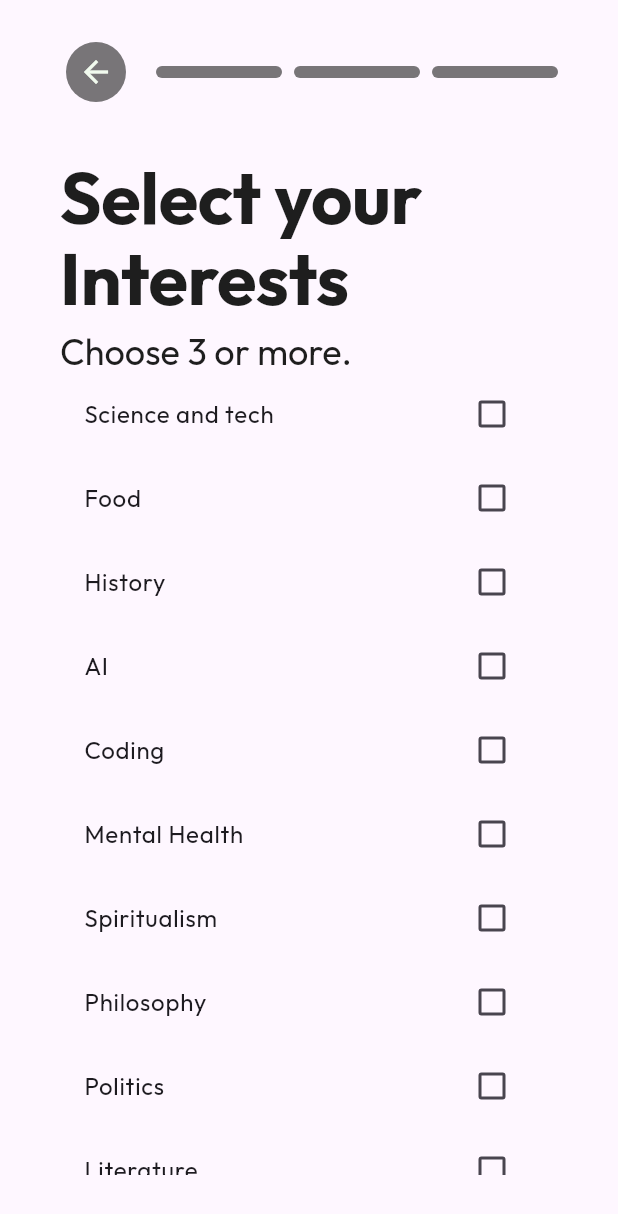
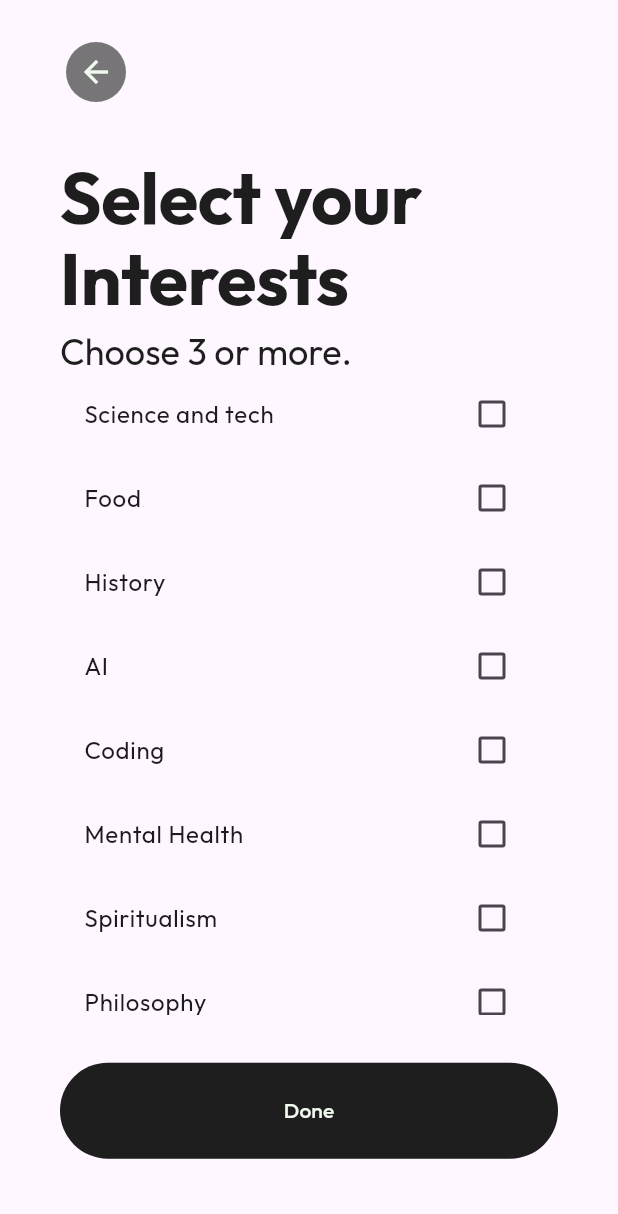
Before and after one commit to TooDEVotional/WhiteSpace, a Flutter app: the screen it shows after launch, on a phone screen of 412 x 824 dp. Shown: the top 1214 px of the screen. Run offline on Flutter 3.47's test engine with Material 3 defaults, Android fonts, the phone set to English and light mode, and no system bars; our stand-ins replace dio, flutter_svg, gap, google_fonts, image_picker.

Commit message:
Update interests screen layout and button styling

```diff
--- a/lib/pages/login_screens/interests_screen.dart
+++ b/lib/pages/login_screens/interests_screen.dart
@@ -28,9 +28,9 @@ class _InterestScreenState extends State<InterestScreen> {
         children: [
           // Gap(16),
           Row(
-            mainAxisAlignment: MainAxisAlignment.center,
+            mainAxisAlignment: MainAxisAlignment.start,
             children: [
-              //Gap(16),
+              Gap(16),
               IconButton.filled(
                   onPressed: null,
                   icon: Icon(
@@ -42,32 +42,6 @@ class _InterestScreenState extends State<InterestScreen> {
                           Color(0xFF1E1E1E).withOpacity(0.6)),
                       shape: MaterialStateProperty.all(CircleBorder()))),
               Gap(16),
-              Container(
-                height: 8,
-                width: 84,
-                decoration: BoxDecoration(
-                  color: Color(0xFF1E1E1E).withOpacity(0.6),
-                  borderRadius: BorderRadius.circular(10),
-                ),
-              ),
-              Gap(8),
-              Container(
-                height: 8,
-                width: 84,
-                decoration: BoxDecoration(
-                  color: Color(0xFF1E1E1E).withOpacity(0.6),
-                  borderRadius: BorderRadius.circular(10),
-                ),
-              ),
-              Gap(8),
-              Container(
-                height: 8,
-                width: 84,
-                decoration: BoxDecoration(
-                  color: Color(0xFF1E1E1E).withOpacity(0.6),
-                  borderRadius: BorderRadius.circular(10),
-                ),
-              ),
             ],
           ),
           Gap(16),
@@ -87,10 +61,25 @@ class _InterestScreenState extends State<InterestScreen> {
                   style: Theme.of(context).textTheme.displayMedium,
                 ),
                 Container(
-                  height: newheight - (newheight*0.35),
+                  height: newheight - (newheight * 0.48),
                   width: width - 56,
                   child: InterestList(),
-                )
+                ),
+                Gap(32),
+                Container(
+                    decoration: BoxDecoration(
+                      borderRadius: BorderRadius.all(Radius.circular(50)),
+                      color: Theme.of(context).secondaryHeaderColor,
+                    ),
+                    width: width,
+                    height: 64,
+                    child: ElevatedButton(
+                        onPressed: null,
+                        child: Text(
+                          "Done",
+                          style:
+                              TextStyle(color: Theme.of(context).primaryColor),
+                        )))
               ],
             ),
           )
```
